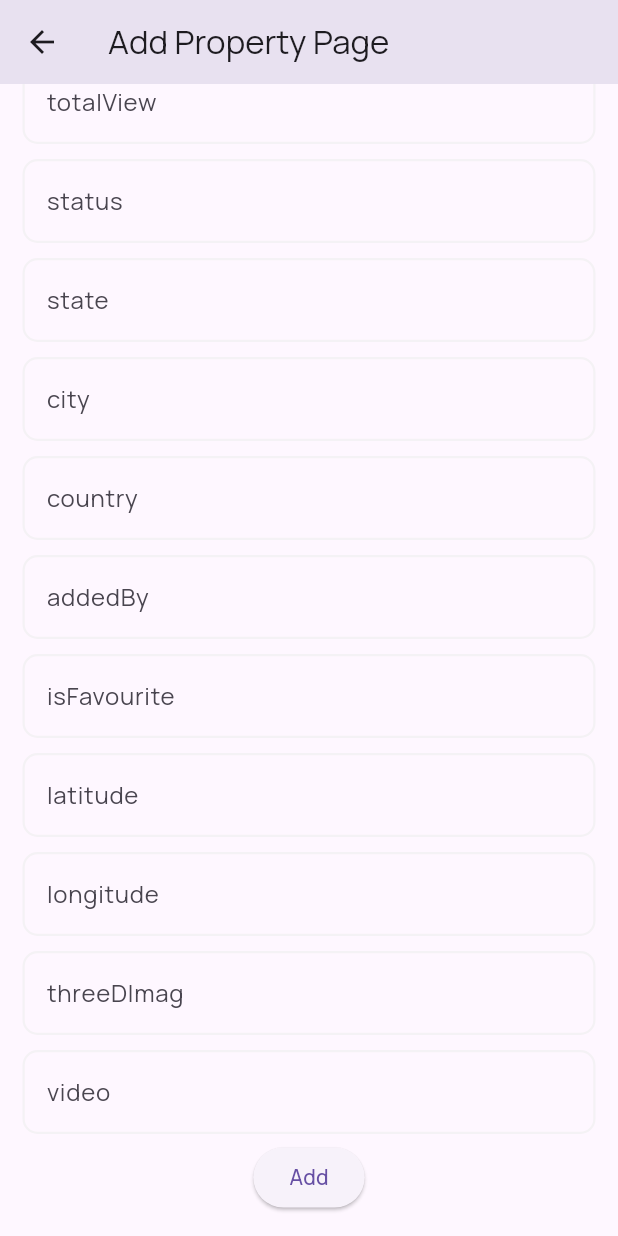
After one commit to prashantnane/broker-app, a Flutter app: the AddPropertyPage screen opened directly, scrolled down 960 dp, after a tap on "Add", on a phone screen of 412 x 824 dp. The commit adds this screen. Run offline on Flutter 3.47's test engine with Material 3 defaults, Android fonts, the phone set to English and light mode, and no system bars; our stand-ins replace audioplayers, awesome_notifications, bloc, cached_network_image, cloud_firestore, connectivity_plus and 37 more; missing offline and left inert: any_link_preview, encrypt, file_icon, flutter_paystack, flutter_sim_country_code and 9 more; accounts and stored records are empty; network calls fail; key blocks and very long unbroken strings in the code were emptied for the run.

Commit message:
feat: test page added

```diff
--- /dev/null
+++ b/lib/test_page/add_property_page.dart
@@ -0,0 +1,145 @@
+import 'package:ebroker/data/model/property_model.dart';
+import 'package:ebroker/utils/Extensions/extensions.dart';
+import 'package:flutter/material.dart';
+
+import 'db.dart';
+
+class AddPropertyPage extends StatefulWidget {
+  const AddPropertyPage({super.key});
+
+  @override
+  State<AddPropertyPage> createState() => _AddPropertyPageState();
+}
+
+class _AddPropertyPageState extends State<AddPropertyPage> {
+  TextEditingController titleController = TextEditingController();
+  TextEditingController priceController = TextEditingController();
+  TextEditingController customerNameController = TextEditingController();
+  TextEditingController customerEmailController = TextEditingController();
+  TextEditingController customerProfileController = TextEditingController();
+  TextEditingController customerNumberController = TextEditingController();
+  TextEditingController rentDurationController = TextEditingController();
+  TextEditingController categoryController = TextEditingController();
+  TextEditingController descriptionController = TextEditingController();
+  TextEditingController addressController = TextEditingController();
+  TextEditingController clientAddressController = TextEditingController();
+  TextEditingController propertyTypeController = TextEditingController();
+  TextEditingController titleImageController = TextEditingController();
+  TextEditingController titleimagehashController = TextEditingController();
+  TextEditingController postCreatedController = TextEditingController();
+  TextEditingController totalViewController = TextEditingController();
+  TextEditingController statusController = TextEditingController();
+  TextEditingController state = TextEditingController();
+  TextEditingController cityController = TextEditingController();
+  TextEditingController countryController = TextEditingController();
+  TextEditingController addedByController = TextEditingController();
+  TextEditingController isFavouriteController = TextEditingController();
+  TextEditingController latitudeController = TextEditingController();
+  TextEditingController longitudeController = TextEditingController();
+  TextEditingController threeDImageController = TextEditingController();
+  TextEditingController videoController = TextEditingController();
+
+  @override
+  Widget build(BuildContext context) {
+    return Scaffold(
+      appBar: AppBar(
+        title: Text('Add Property Page'),
+      ),
+      body: SingleChildScrollView(
+        child: Padding(
+          padding: const EdgeInsets.all(15.0),
+          child: Column(
+            children: [
+              buildTextField('Title', TextInputType.text, titleController),
+              buildTextField('Price', TextInputType.number, priceController),
+              buildTextField('Name', TextInputType.text, customerNameController),
+              buildTextField('customerEmail', TextInputType.emailAddress, customerEmailController),
+              buildTextField('customerProfile', TextInputType.text, customerProfileController),
+              buildTextField('customerNumber', TextInputType.number, customerNumberController),
+              buildTextField('rentDuration', TextInputType.text, rentDurationController),
+              buildTextField('category', TextInputType.text, categoryController),
+              buildTextField('description', TextInputType.text, descriptionController),
+              buildTextField('address', TextInputType.text, addressController),
+              buildTextField('clientAddress', TextInputType.text, clientAddressController),
+              buildTextField('propertyType', TextInputType.text, propertyTypeController),
+              buildTextField('titleImage', TextInputType.text, titleImageController),
+              buildTextField('postCreated', TextInputType.text, postCreatedController),
+              buildTextField('totalView', TextInputType.text, totalViewController),
+              buildTextField('status', TextInputType.text, statusController),
+              buildTextField('state', TextInputType.text, state),
+              buildTextField('city', TextInputType.text, cityController),
+              buildTextField('country', TextInputType.text, countryController),
+              buildTextField('addedBy', TextInputType.text, addedByController),
+              buildTextField('isFavourite', TextInputType.text, isFavouriteController),
+              buildTextField('latitude', TextInputType.text, latitudeController),
+              buildTextField('longitude', TextInputType.text, longitudeController),
+              buildTextField('threeDImag', TextInputType.text, threeDImageController),
+              buildTextField('video', TextInputType.text, videoController),
+              ElevatedButton(
+                  onPressed: () async {
+                    await addSampleProperty(
+                        PropertyModel(
+                          title: titleController.text,
+                            price : priceController.text,
+                             customerName : customerNameController.text,
+                         customerEmail : customerEmailController.text,
+                     customerProfile: customerProfileController.text,
+                     customerNumber : customerNumberController.text,
+                     rentduration : rentDurationController.text,
+                     // category : categoryController.text,
+                     description : descriptionController.text,
+                     address:addressController.text,
+                     clientAddress : clientAddressController.text,
+                          properyType : propertyTypeController.text,
+                     titleImage : titleImageController.text,
+                     titleimagehash :titleimagehashController.text,
+                     postCreated : postCreatedController.text,
+                     // totalView : totalViewController.text,
+                     // status : statusController.text,
+                     state : state.text,
+                     city: cityController.text,
+                     country : countryController.text,
+                     // addedBy : addedByController.text,
+                     // isFavourite : isFavouriteController.text,
+                     latitude :latitudeController.text,
+                     longitude: longitudeController.text,
+                     threeDImage : threeDImageController.text,
+                     video : videoController.text,
+                        ));
+                  },
+                  child: Text('Add')),
+            ],
+          ),
+        ),
+      ),
+    );
+  }
+
+  Widget buildTextField(String label, TextInputType keyboardType,
+      TextEditingController controller) {
+    return Padding(
+      padding: const EdgeInsets.symmetric(vertical: 5.0),
+      child: TextFormField(
+        keyboardType: keyboardType, //
+        decoration: InputDecoration(
+          labelText: label,
+          //
+          fillColor: context.color.textLightColor.withOpacity(00.01),
+          focusedBorder: OutlineInputBorder(
+              borderSide:
+                  BorderSide(width: 1.5, color: context.color.teritoryColor),
+              borderRadius: BorderRadius.circular(10)),
+          enabledBorder: OutlineInputBorder(
+              borderSide:
+                  BorderSide(width: 1.5, color: context.color.borderColor),
+              borderRadius: BorderRadius.circular(10)),
+          border: OutlineInputBorder(
+              borderSide:
+                  BorderSide(width: 1.5, color: context.color.borderColor),
+              borderRadius: BorderRadius.circular(10)),
+        ),
+        controller: controller, //
+      ),
+    );
+  }
+}
--- /dev/null
+++ b/lib/test_page/db.dart
@@ -0,0 +1,39 @@
+import 'package:cloud_firestore/cloud_firestore.dart';
+import 'package:ebroker/data/model/property_model.dart';
+
+Future<void> fetchData() async {
+  // Reference to the collection
+  CollectionReference users = FirebaseFirestore.instance.collection('all_properties');
+
+  try {
+    // Get documents from the collection
+    QuerySnapshot querySnapshot = await users.get();
+
+    // Iterate over the documents and access data
+    querySnapshot.docs.forEach((doc) {
+      print('User ID: ${doc.id}, Title: ${doc['title']}, Email: ${doc['email']}');
+    });
+  } catch (e) {
+    print('Error fetching data: $e');
+  }
+}
+
+Future addSampleProperty(PropertyModel property) async {
+  try {
+    // Reference to the collection
+    CollectionReference properties = FirebaseFirestore.instance.collection('all_properties');
+
+    // Convert Property object to a map
+    Map<String, dynamic> propertyData = property.toMap();
+
+    // Add the data to Firestore
+    await properties.add(propertyData);
+
+    print("Property Added");
+
+    return true; // Success
+  } catch (error) {
+    print('Failed to add property: $error');
+    return false; // Failure
+  }
+}
```
Also changed, not shown: lib/Ui/screens/home/home_screen.dart (+11 -0 lines), lib/data/Repositories/property_repository.dart (+39 -0 lines), lib/test_page/fetch_all_properties.dart (added, +253 -0 lines), lib/test_page/show_all_property_page.dart (added, +156 -0 lines), lib/test_page/test.dart (added, +46 -0 lines).
